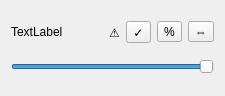
arthur469/HardwareSyncAI, file ControllerZoneListItemWidget.ui: the form before one commit.
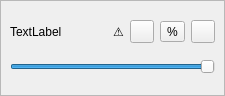
The form after the commit. Custom widgets are drawn as their Qt base class.

```diff
--- a/ControllerZoneListItemWidget.ui
+++ b/ControllerZoneListItemWidget.ui
@@ -13,20 +13,28 @@
   <property name="windowTitle">
    <string>Form</string>
   </property>
-  <layout class="QGridLayout" name="gridLayout" columnstretch="1,0,0,0,0">
-   <item row="0" column="3">
-    <widget class="QToolButton" name="percentage_fill">
-     <property name="toolTip">
-      <string>Toggle percentage fill</string>
-     </property>
-     <property name="text">
-      <string>%</string>
-     </property>
-     <property name="checkable">
-      <bool>true</bool>
-     </property>
-    </widget>
-   </item>
+  <layout class="QGridLayout" name="gridLayout" columnstretch="0">
+   <property name="leftMargin">
+    <number>0</number>
+   </property>
+   <property name="topMargin">
+    <number>0</number>
+   </property>
+   <property name="rightMargin">
+    <number>0</number>
+   </property>
+   <property name="bottomMargin">
+    <number>0</number>
+   </property>
+   <item row="0" column="0">
+    <widget class="QFrame" name="frame">
+     <property name="frameShape">
+      <enum>QFrame::StyledPanel</enum>
+     </property>
+     <property name="frameShadow">
+      <enum>QFrame::Raised</enum>
+     </property>
+     <layout class="QGridLayout" name="gridLayout_2" columnstretch="1,0,0,0,0">
    <item row="0" column="0">
     <widget class="QLabel" name="zone_name">
      <property name="text">
@@ -63,7 +71,20 @@
       <string>Add to current measure</string>
      </property>
      <property name="text">
-      <string>✓</string>
+         <string/>
+        </property>
+        <property name="checkable">
+         <bool>true</bool>
+        </property>
+       </widget>
+      </item>
+      <item row="0" column="3">
+       <widget class="QToolButton" name="percentage_fill">
+        <property name="toolTip">
+         <string>Toggle percentage fill</string>
+        </property>
+        <property name="text">
+         <string>%</string>
      </property>
      <property name="checkable">
       <bool>true</bool>
@@ -73,7 +94,7 @@
    <item row="0" column="4">
     <widget class="QToolButton" name="reverse">
      <property name="text">
-      <string>⇔</string>
+         <string/>
      </property>
      <property name="checkable">
       <bool>true</bool>
@@ -91,6 +112,9 @@
      <property name="orientation">
       <enum>Qt::Horizontal</enum>
      </property>
+       </widget>
+      </item>
+     </layout>
     </widget>
    </item>
   </layout>
```
Lines whose indentation alone changed are shown as unchanged.
